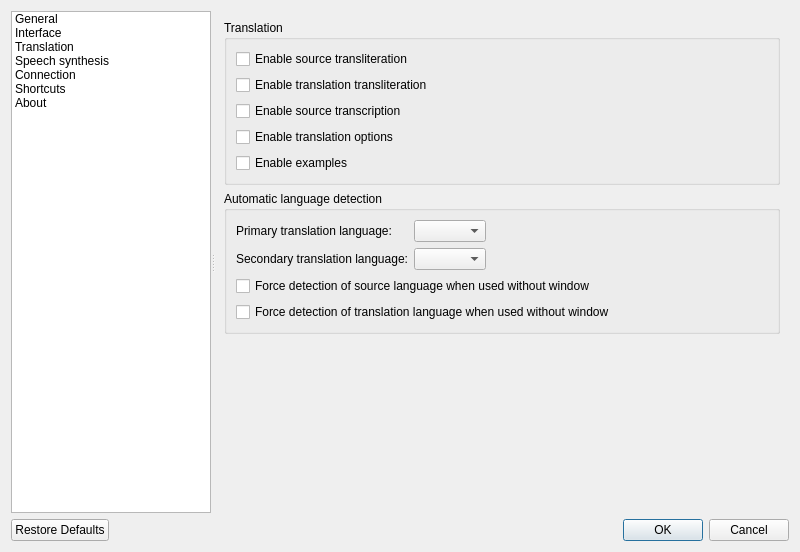
First picture: the form in src/settings/settingsdialog.ui, repository crow-translate/crow-translate, before the edit.
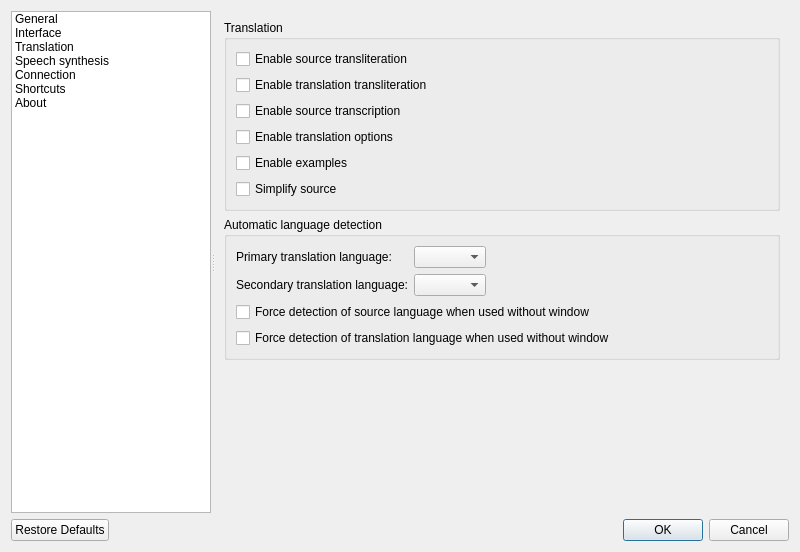
Second picture: the form after the edit. The open tabs and pages were chosen to show the change. Icons and pictures are not drawn. Custom widgets are drawn as their Qt base class.

Commit message: Add the ability to simplify source text in query, closes #91

```diff
--- a/src/settings/settingsdialog.ui
+++ b/src/settings/settingsdialog.ui
@@ -488,6 +488,16 @@
              </property>
             </widget>
            </item>
+           <item>
+            <widget class="QCheckBox" name="sourceSimplificationCheckBox">
+             <property name="toolTip">
+              <string>&lt;html&gt;&lt;head/&gt;&lt;body&gt;&lt;p&gt;Replace each sequence of whitespaces (this includes the ASCII characters '\t', '\n', '\v', '\f', '\r', and ' ') with a single space in queries&lt;/p&gt;&lt;/body&gt;&lt;/html&gt;</string>
+             </property>
+             <property name="text">
+              <string>Simplify source</string>
+             </property>
+            </widget>
+           </item>
           </layout>
          </widget>
         </item>
```
The commit also changes 16 other files.
